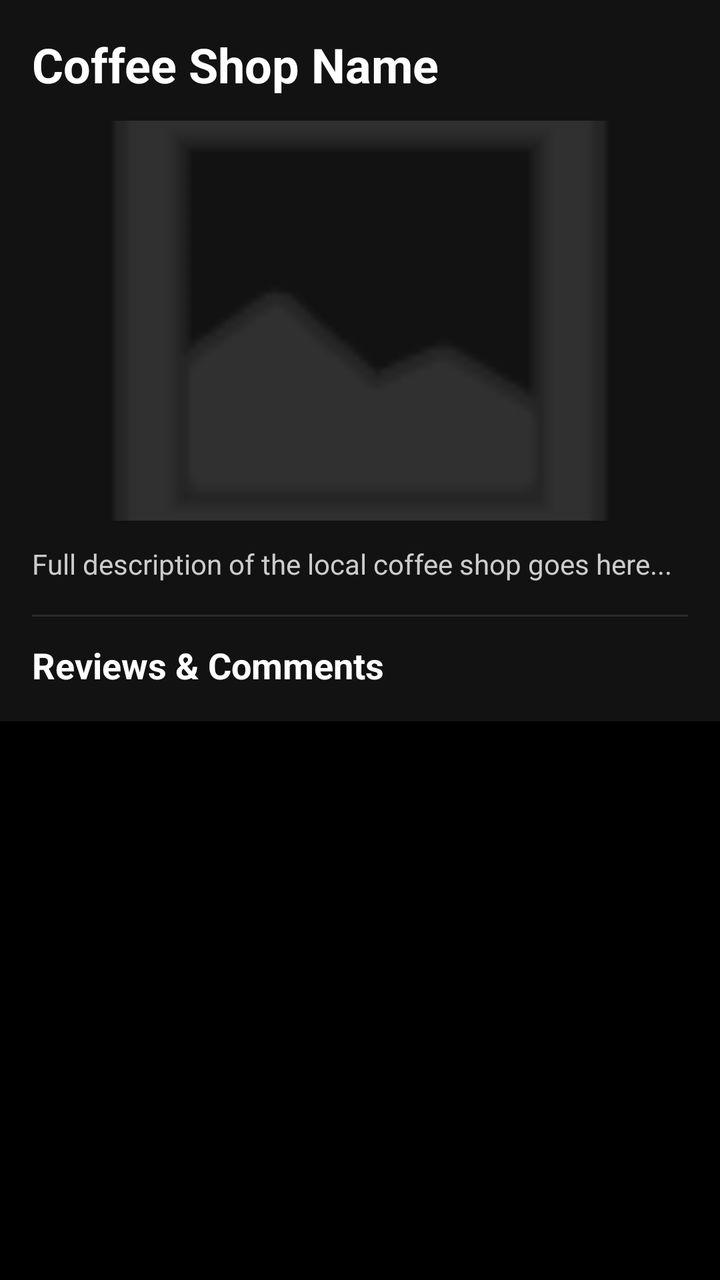
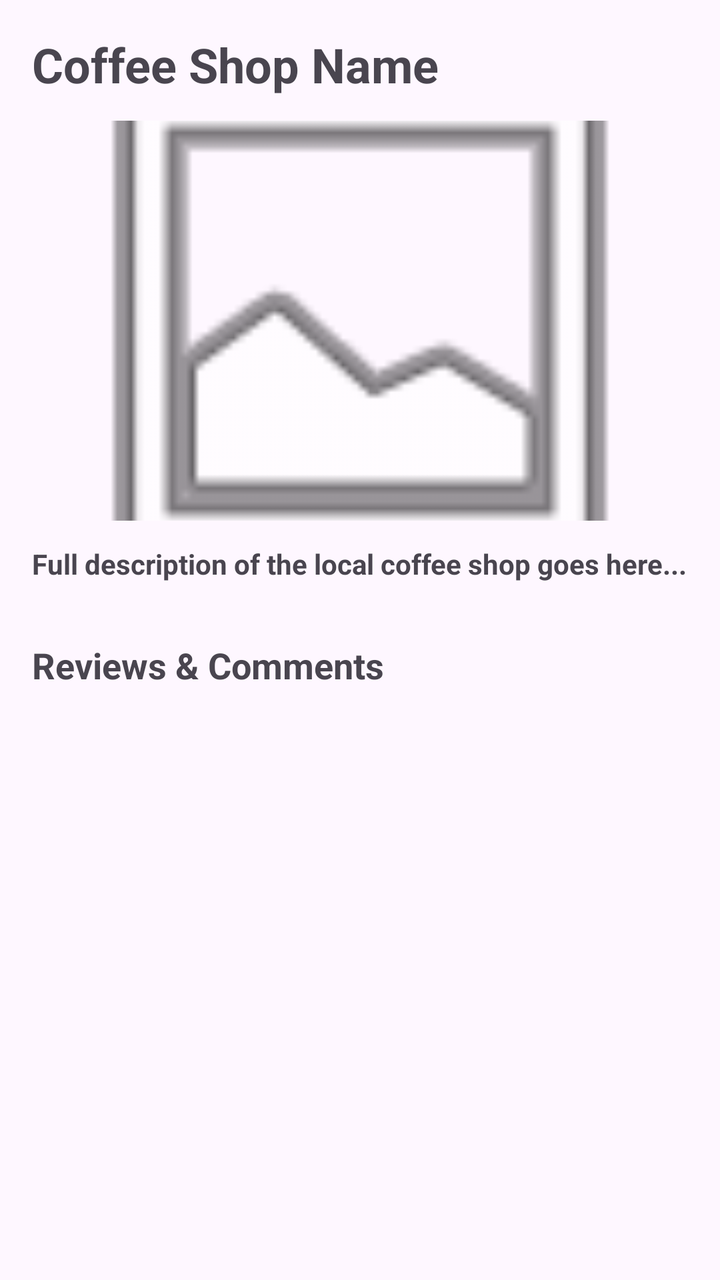

The first picture is an Android layout as it rendered before a commit; the second is the same layout after the commit. The layout source and the unified diff follow.
<!-- AndroidManifest.xml: application theme AppTheme -->
<!-- res/layout/activity_main.xml -->
<?xml version="1.0" encoding="utf-8"?>
<androidx.coordinatorlayout.widget.CoordinatorLayout
  xmlns:android="http://schemas.android.com/apk/res/android"
  xmlns:app="http://schemas.android.com/apk/res-auto"
  xmlns:tools="http://schemas.android.com/tools"
  android:layout_width="match_parent"
  android:layout_height="match_parent"
  android:background="#000000">

  <com.google.android.material.appbar.AppBarLayout
    android:layout_width="match_parent"
    android:layout_height="wrap_content"
    android:background="#121212">

    
    <LinearLayout
      android:layout_width="match_parent"
      android:layout_height="wrap_content"
      android:orientation="vertical"
      android:padding="16dp">

      <TextView
        android:id="@+id/tvDetailTitle"
        android:layout_width="match_parent"
        android:layout_height="wrap_content"
        android:text="Coffee Shop Name"
        android:textColor="#FFFFFF"
        android:textSize="24sp"
        android:textStyle="bold" />

      <ImageView
        android:id="@+id/ivDetailImage"
        android:layout_width="match_parent"
        android:layout_height="200dp"
        android:layout_marginTop="12dp"
        android:scaleType="centerCrop"
        android:src="@android:drawable/ic_menu_gallery"
        app:tint="#444444" />

      <TextView
        android:id="@+id/tvDetailDescription"
        android:layout_width="match_parent"
        android:layout_height="wrap_content"
        android:layout_marginTop="12dp"
        android:text="Full description of the local coffee shop goes here..."
        android:textColor="#CCCCCC"
        android:textSize="14sp" />

      <View
        android:layout_width="match_parent"
        android:layout_height="1dp"
        android:layout_marginTop="16dp"
        android:background="#2C2C2C" />

      <TextView
        android:layout_width="wrap_content"
        android:layout_height="wrap_content"
        android:layout_marginTop="12dp"
        android:text="Reviews &amp; Comments"
        android:textColor="#FFFFFF"
        android:textSize="18sp"
        android:textStyle="bold" />
    </LinearLayout>
  </com.google.android.material.appbar.AppBarLayout>

  
  <androidx.recyclerview.widget.RecyclerView
    android:id="@+id/rvComments"
    android:layout_width="match_parent"
    android:layout_height="match_parent"
    app:layout_behavior="@string/appbar_scrolling_view_behavior"
    tools:listitem="@layout/item_comment" />

</androidx.coordinatorlayout.widget.CoordinatorLayout>
<!-- res/layout/item_comment.xml (included above) -->
<?xml version="1.0" encoding="utf-8"?>
<androidx.coordinatorlayout.widget.CoordinatorLayout
  xmlns:android="http://schemas.android.com/apk/res/android"
  xmlns:app="http://schemas.android.com/apk/res-auto"
  xmlns:tools="http://schemas.android.com/tools"
  android:layout_width="match_parent"
  android:layout_height="match_parent"
  android:background="#000000">

  <com.google.android.material.appbar.AppBarLayout
    android:layout_width="match_parent"
    android:layout_height="wrap_content"
    android:background="#121212">

    
    <LinearLayout
      android:layout_width="match_parent"
      android:layout_height="wrap_content"
      android:orientation="vertical"
      android:padding="16dp">

      <TextView
        android:id="@+id/tvDetailTitle"
        android:layout_width="match_parent"
        android:layout_height="wrap_content"
        android:text="Coffee Shop Name"
        android:textColor="#FFFFFF"
        android:textSize="24sp"
        android:textStyle="bold" />

      <ImageView
        android:id="@+id/ivDetailImage"
        android:layout_width="match_parent"
        android:layout_height="200dp"
        android:layout_marginTop="12dp"
        android:scaleType="centerCrop"
        android:src="@android:drawable/ic_menu_gallery"
        app:tint="#444444" />

      <TextView
        android:id="@+id/tvDetailDescription"
        android:layout_width="match_parent"
        android:layout_height="wrap_content"
        android:layout_marginTop="12dp"
        android:text="Full description of the local coffee shop goes here..."
        android:textColor="#CCCCCC"
        android:textSize="14sp" />

      <View
        android:layout_width="match_parent"
        android:layout_height="1dp"
        android:layout_marginTop="16dp"
        android:background="#2C2C2C" />

      <TextView
        android:layout_width="wrap_content"
        android:layout_height="wrap_content"
        android:layout_marginTop="12dp"
        android:text="Reviews &amp; Comments"
        android:textColor="#FFFFFF"
        android:textSize="18sp"
        android:textStyle="bold" />
    </LinearLayout>
  </com.google.android.material.appbar.AppBarLayout>

  
  <androidx.recyclerview.widget.RecyclerView
    android:id="@+id/rvComments"
    android:layout_width="match_parent"
    android:layout_height="0dp"
    android:layout_marginTop="16dp"
    android:clipToPadding="false"
    android:paddingBottom="16dp"
    app:layoutManager="androidx.recyclerview.widget.LinearLayoutManager"
    app:layout_constraintBottom_toBottomOf="parent"
    app:layout_constraintTop_toBottomOf="@id/headerLayout"
    tools:listitem="@layout/item_comment" />

</androidx.coordinatorlayout.widget.CoordinatorLayout>
<!-- resources referenced by this layout -->
<resources>
  <style name="AppTheme" parent="Theme.Material3.DayNight">
      
    </style>
</resources>

<!-- the commit's change to res/layout/activity_main.xml (unified diff, before → after) -->
@@ -4,13 +4,11 @@
   xmlns:app="http://schemas.android.com/apk/res-auto"
   xmlns:tools="http://schemas.android.com/tools"
   android:layout_width="match_parent"
-  android:layout_height="match_parent"
-  android:background="#000000">
+  android:layout_height="match_parent">
 
   <com.google.android.material.appbar.AppBarLayout
     android:layout_width="match_parent"
-    android:layout_height="wrap_content"
-    android:background="#121212">
+    android:layout_height="wrap_content">
 
     
     <LinearLayout
@@ -24,7 +22,6 @@
         android:layout_width="match_parent"
         android:layout_height="wrap_content"
         android:text="Coffee Shop Name"
-        android:textColor="#FFFFFF"
         android:textSize="24sp"
         android:textStyle="bold" />
 
@@ -34,8 +31,7 @@
         android:layout_height="200dp"
         android:layout_marginTop="12dp"
         android:scaleType="centerCrop"
-        android:src="@android:drawable/ic_menu_gallery"
-        app:tint="#444444" />
+        android:src="@android:drawable/ic_menu_gallery" />
 
       <TextView
         android:id="@+id/tvDetailDescription"
@@ -43,21 +39,19 @@
         android:layout_height="wrap_content"
         android:layout_marginTop="12dp"
         android:text="Full description of the local coffee shop goes here..."
-        android:textColor="#CCCCCC"
-        android:textSize="14sp" />
+        android:textSize="14sp"
+        android:textStyle="bold"/>
 
       <View
         android:layout_width="match_parent"
         android:layout_height="1dp"
-        android:layout_marginTop="16dp"
-        android:background="#2C2C2C" />
+        android:layout_marginTop="16dp" />
 
       <TextView
         android:layout_width="wrap_content"
         android:layout_height="wrap_content"
         android:layout_marginTop="12dp"
         android:text="Reviews &amp; Comments"
-        android:textColor="#FFFFFF"
         android:textSize="18sp"
         android:textStyle="bold" />
     </LinearLayout>
@@ -79,13 +73,11 @@
   xmlns:app="http://schemas.android.com/apk/res-auto"
   xmlns:tools="http://schemas.android.com/tools"
   android:layout_width="match_parent"
-  android:layout_height="match_parent"
-  android:background="#000000">
+  android:layout_height="match_parent">
 
   <com.google.android.material.appbar.AppBarLayout
     android:layout_width="match_parent"
-    android:layout_height="wrap_content"
-    android:background="#121212">
+    android:layout_height="wrap_content">
 
     
     <LinearLayout
@@ -99,7 +91,6 @@
         android:layout_width="match_parent"
         android:layout_height="wrap_content"
         android:text="Coffee Shop Name"
-        android:textColor="#FFFFFF"
         android:textSize="24sp"
         android:textStyle="bold" />
 
@@ -109,8 +100,7 @@
         android:layout_height="200dp"
         android:layout_marginTop="12dp"
         android:scaleType="centerCrop"
-        android:src="@android:drawable/ic_menu_gallery"
-        app:tint="#444444" />
+        android:src="@android:drawable/ic_menu_gallery"/>
 
       <TextView
         android:id="@+id/tvDetailDescription"
@@ -118,21 +108,18 @@
         android:layout_height="wrap_content"
         android:layout_marginTop="12dp"
         android:text="Full description of the local coffee shop goes here..."
-        android:textColor="#CCCCCC"
         android:textSize="14sp" />
 
       <View
         android:layout_width="match_parent"
         android:layout_height="1dp"
-        android:layout_marginTop="16dp"
-        android:background="#2C2C2C" />
+        android:layout_marginTop="16dp" />
 
       <TextView
         android:layout_width="wrap_content"
         android:layout_height="wrap_content"
         android:layout_marginTop="12dp"
         android:text="Reviews &amp; Comments"
-        android:textColor="#FFFFFF"
         android:textSize="18sp"
         android:textStyle="bold" />
     </LinearLayout>
